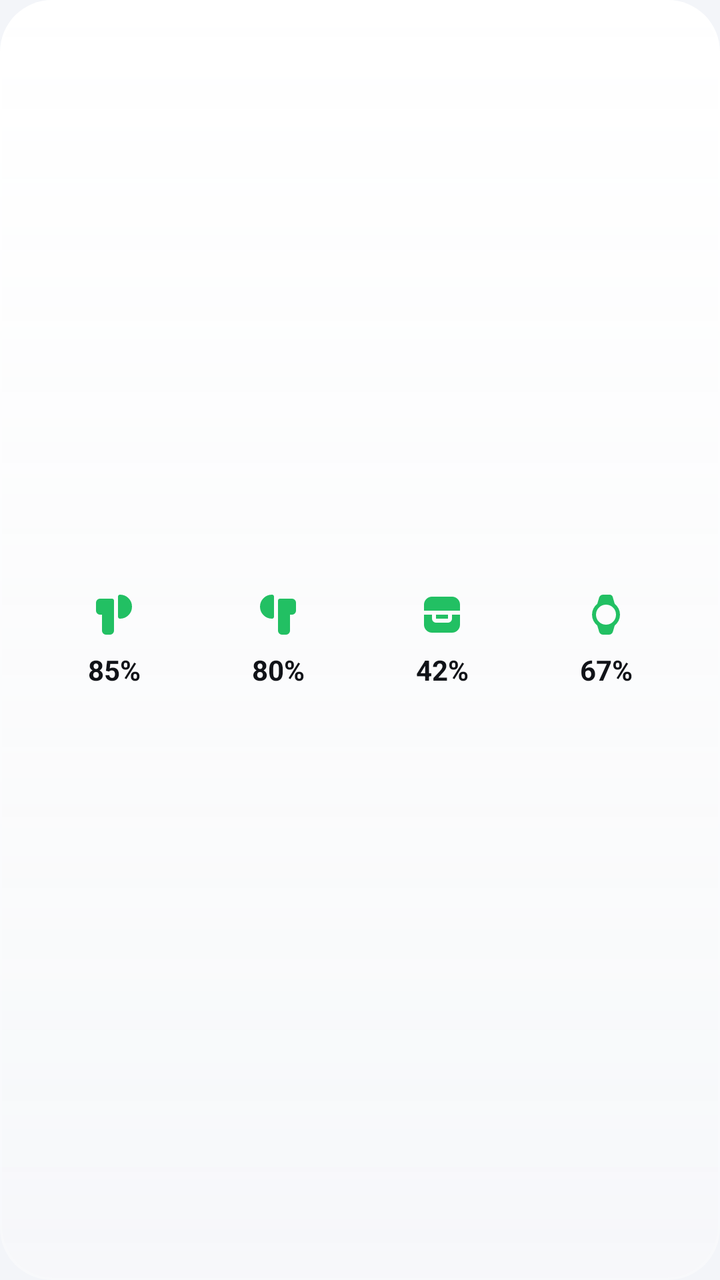
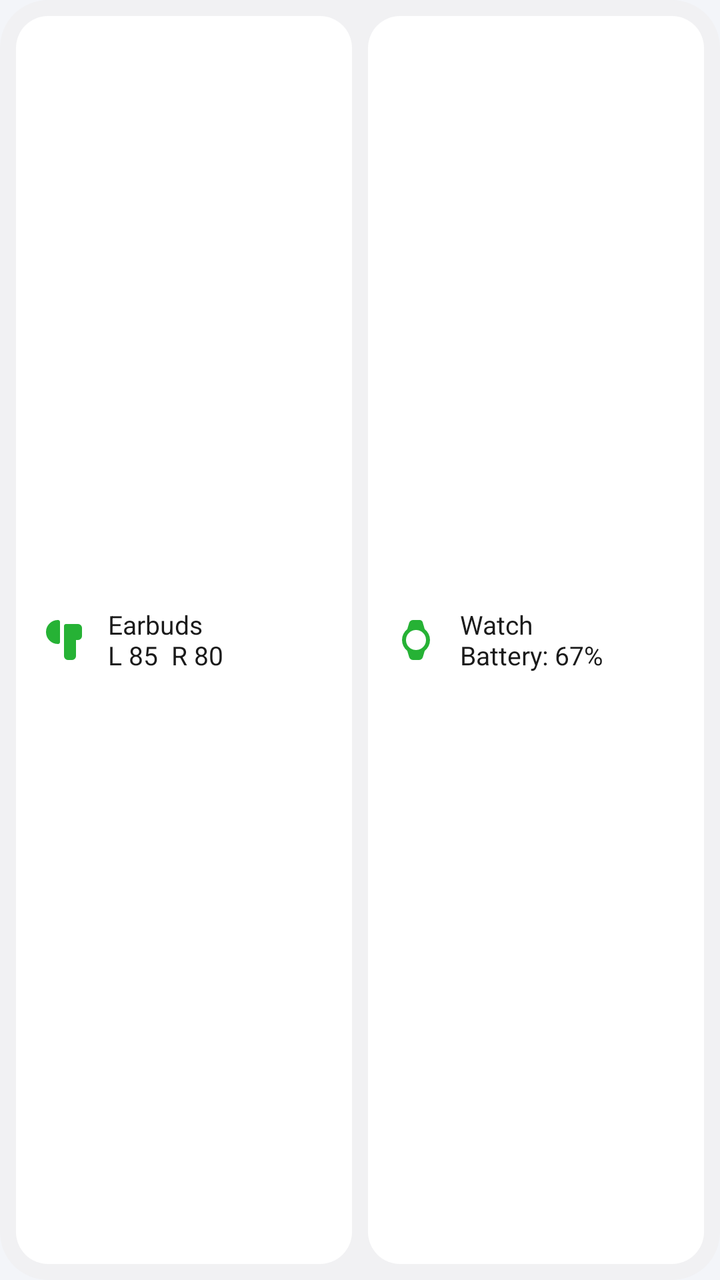

Two renders of the same Android screen: before a commit and after it. Below are the layout's source before the change and the commit's diff.
<!-- AndroidManifest.xml: application theme Theme.Halo -->
<!-- res/layout/widget_preview.xml -->
<?xml version="1.0" encoding="utf-8"?>
<LinearLayout xmlns:android="http://schemas.android.com/apk/res/android"
    android:id="@android:id/background"
    android:layout_width="match_parent"
    android:layout_height="match_parent"
    android:background="@drawable/widget_bg_glass"
    android:gravity="center"
    android:orientation="horizontal"
    android:padding="16dp">

    <TextView style="@style/WidgetPreviewCell" android:drawableTop="@drawable/ic_earbud_left" android:text="85%" />
    <TextView style="@style/WidgetPreviewCell" android:drawableTop="@drawable/ic_earbud_right" android:text="80%" />
    <TextView style="@style/WidgetPreviewCell" android:drawableTop="@drawable/ic_case" android:text="42%" />
    <TextView style="@style/WidgetPreviewCell" android:drawableTop="@drawable/ic_watch" android:text="67%" />
</LinearLayout>
<!-- resources referenced by this layout -->
<resources>
  <!-- drawable ic_case (drawable) -->
  <vector xmlns:android="http://schemas.android.com/apk/res/android"
      android:width="24dp" android:height="24dp"
      android:viewportWidth="960" android:viewportHeight="960">
      <group android:translateX="-0" android:translateY="960">
          <path android:fillColor="#FFFFFFFF" android:pathData="M120-480v200q0 66 47 113t113 47h400q66 0 113-47t47-113v-200H680v80q0 33-23.5 56.5T600-320H360q-33 0-56.5-23.5T280-400v-80H120Zm240 0v80h240v-80H360Zm-240-80h720v-120q0-66-47-113t-113-47H280q-66 0-113 47t-47 113v120Z" />
      </group>
  </vector>
  <!-- drawable ic_earbud_left (drawable) -->
  <vector xmlns:android="http://schemas.android.com/apk/res/android"
      android:width="24dp" android:height="24dp"
      android:viewportWidth="960" android:viewportHeight="960">
      <group android:translateX="-0" android:translateY="960">
          <path android:fillColor="#FFFFFFFF" android:pathData="M320-80q-33 0-56.5-23.5T240-160v-320h-40q-33 0-56.5-23.5T120-560v-160q0-33 23.5-56.5T200-800h240q17 0 28.5 11.5T480-760v600q0 33-23.5 56.5T400-80h-80Zm520-560q0 100-70 170t-170 70q-17 0-28.5-11.5T560-440v-400q0-17 11.5-28.5T600-880q100 0 170 70t70 170Z" />
      </group>
  </vector>
  <!-- drawable ic_earbud_right (drawable) -->
  <vector xmlns:android="http://schemas.android.com/apk/res/android"
      android:width="24dp" android:height="24dp"
      android:viewportWidth="960" android:viewportHeight="960">
      <group android:translateX="-0" android:translateY="960">
          <path android:fillColor="#FFFFFFFF" android:pathData="M480-160v-600q0-17 11.5-28.5T520-800h240q33 0 56.5 23.5T840-720v160q0 33-23.5 56.5T760-480h-40v320q0 33-23.5 56.5T640-80h-80q-33 0-56.5-23.5T480-160ZM120-640q0-100 70-170t170-70q17 0 28.5 11.5T400-840v400q0 17-11.5 28.5T360-400q-100 0-170-70t-70-170Z" />
      </group>
  </vector>
  <!-- drawable ic_watch (drawable) -->
  <vector xmlns:android="http://schemas.android.com/apk/res/android"
      android:width="24dp" android:height="24dp"
      android:viewportWidth="960" android:viewportHeight="960">
      <group android:translateX="-0" android:translateY="960">
          <path android:fillColor="#FFFFFFFF" android:pathData="M420-80q-26 0-47.5-15.5T343-137l-37-125q-48-38-77-95t-29-123q0-66 29-123t77-95l37-125q8-26 29.5-41.5T420-880h135q20 0 36 11.5t22 31.5l41 139q48 38 77 95t29 123q0 66-29 123t-77 95l-37 125q-8 26-29.5 41.5T540-80H420Zm60-200q83 0 141.5-58.5T680-480q0-83-58.5-141.5T480-680q-83 0-141.5 58.5T280-480q0 83 58.5 141.5T480-280Z" />
      </group>
  </vector>
  <style name="WidgetPreviewCell">
          <item name="android:layout_width">0dp</item>
          <item name="android:layout_height">wrap_content</item>
          <item name="android:layout_weight">1</item>
          <item name="android:gravity">center</item>
          <item name="android:drawablePadding">6dp</item>
          <item name="android:drawableTint">#FF22C063</item>
          <item name="android:textColor">@color/widget_text</item>
          <item name="android:textSize">14sp</item>
          <item name="android:textStyle">bold</item>
      </style>
  <style name="Theme.Halo" parent="android:Theme.Material.Light.NoActionBar">
          <item name="android:windowBackground">@color/halo_bg</item>
          <item name="android:statusBarColor">@android:color/transparent</item>
          <item name="android:navigationBarColor">@android:color/transparent</item>
      </style>
  <color name="widget_text">#FF111318</color>
  <color name="halo_bg">#FFF3F5F9</color>
</resources>

<!-- the commit's change to res/layout/widget_preview.xml (unified diff, before → after) -->
@@ -3,13 +3,12 @@
     android:id="@android:id/background"
     android:layout_width="match_parent"
     android:layout_height="match_parent"
-    android:background="@drawable/widget_bg_glass"
-    android:gravity="center"
+    android:background="@drawable/widget_bg_solid"
     android:orientation="horizontal"
-    android:padding="16dp">
+    android:padding="8dp">
 
-    <TextView style="@style/WidgetPreviewCell" android:drawableTop="@drawable/ic_earbud_left" android:text="85%" />
-    <TextView style="@style/WidgetPreviewCell" android:drawableTop="@drawable/ic_earbud_right" android:text="80%" />
-    <TextView style="@style/WidgetPreviewCell" android:drawableTop="@drawable/ic_case" android:text="42%" />
-    <TextView style="@style/WidgetPreviewCell" android:drawableTop="@drawable/ic_watch" android:text="67%" />
+    <TextView style="@style/WidgetPreviewTile" android:layout_marginEnd="8dp"
+        android:drawableStart="@drawable/ic_earbuds" android:text="Earbuds\nL 85  R 80" />
+    <TextView style="@style/WidgetPreviewTile"
+        android:drawableStart="@drawable/ic_watch" android:text="Watch\nBattery: 67%" />
 </LinearLayout>
<!-- resource entries referenced after the edit -->
@@ -1,22 +1,6 @@
 <!-- resources referenced by this layout -->
 <resources>
-  <!-- drawable ic_case (drawable) -->
-  <vector xmlns:android="http://schemas.android.com/apk/res/android"
-      android:width="24dp" android:height="24dp"
-      android:viewportWidth="960" android:viewportHeight="960">
-      <group android:translateX="-0" android:translateY="960">
-          <path android:fillColor="#FFFFFFFF" android:pathData="M120-480v200q0 66 47 113t113 47h400q66 0 113-47t47-113v-200H680v80q0 33-23.5 56.5T600-320H360q-33 0-56.5-23.5T280-400v-80H120Zm240 0v80h240v-80H360Zm-240-80h720v-120q0-66-47-113t-113-47H280q-66 0-113 47t-47 113v120Z" />
-      </group>
-  </vector>
-  <!-- drawable ic_earbud_left (drawable) -->
-  <vector xmlns:android="http://schemas.android.com/apk/res/android"
-      android:width="24dp" android:height="24dp"
-      android:viewportWidth="960" android:viewportHeight="960">
-      <group android:translateX="-0" android:translateY="960">
-          <path android:fillColor="#FFFFFFFF" android:pathData="M320-80q-33 0-56.5-23.5T240-160v-320h-40q-33 0-56.5-23.5T120-560v-160q0-33 23.5-56.5T200-800h240q17 0 28.5 11.5T480-760v600q0 33-23.5 56.5T400-80h-80Zm520-560q0 100-70 170t-170 70q-17 0-28.5-11.5T560-440v-400q0-17 11.5-28.5T600-880q100 0 170 70t70 170Z" />
-      </group>
-  </vector>
-  <!-- drawable ic_earbud_right (drawable) -->
+  <!-- drawable ic_earbuds (drawable) -->
   <vector xmlns:android="http://schemas.android.com/apk/res/android"
       android:width="24dp" android:height="24dp"
       android:viewportWidth="960" android:viewportHeight="960">
@@ -32,23 +16,24 @@
           <path android:fillColor="#FFFFFFFF" android:pathData="M420-80q-26 0-47.5-15.5T343-137l-37-125q-48-38-77-95t-29-123q0-66 29-123t77-95l37-125q8-26 29.5-41.5T420-880h135q20 0 36 11.5t22 31.5l41 139q48 38 77 95t29 123q0 66-29 123t-77 95l-37 125q-8 26-29.5 41.5T540-80H420Zm60-200q83 0 141.5-58.5T680-480q0-83-58.5-141.5T480-680q-83 0-141.5 58.5T280-480q0 83 58.5 141.5T480-280Z" />
       </group>
   </vector>
-  <style name="WidgetPreviewCell">
+  <style name="WidgetPreviewTile">
           <item name="android:layout_width">0dp</item>
-          <item name="android:layout_height">wrap_content</item>
+          <item name="android:layout_height">match_parent</item>
           <item name="android:layout_weight">1</item>
-          <item name="android:gravity">center</item>
-          <item name="android:drawablePadding">6dp</item>
-          <item name="android:drawableTint">#FF22C063</item>
+          <item name="android:background">@drawable/widget_tile</item>
+          <item name="android:gravity">center_vertical</item>
+          <item name="android:paddingStart">12dp</item>
+          <item name="android:drawablePadding">10dp</item>
+          <item name="android:drawableTint">#FF26B235</item>
           <item name="android:textColor">@color/widget_text</item>
-          <item name="android:textSize">14sp</item>
-          <item name="android:textStyle">bold</item>
+          <item name="android:textSize">13sp</item>
       </style>
   <style name="Theme.Halo" parent="android:Theme.Material.Light.NoActionBar">
           <item name="android:windowBackground">@color/halo_bg</item>
           <item name="android:statusBarColor">@android:color/transparent</item>
           <item name="android:navigationBarColor">@android:color/transparent</item>
       </style>
-  <color name="widget_text">#FF111318</color>
+  <color name="widget_text">#FF1A1A1A</color>
   <color name="halo_bg">#FFF3F5F9</color>
 </resources>
 
